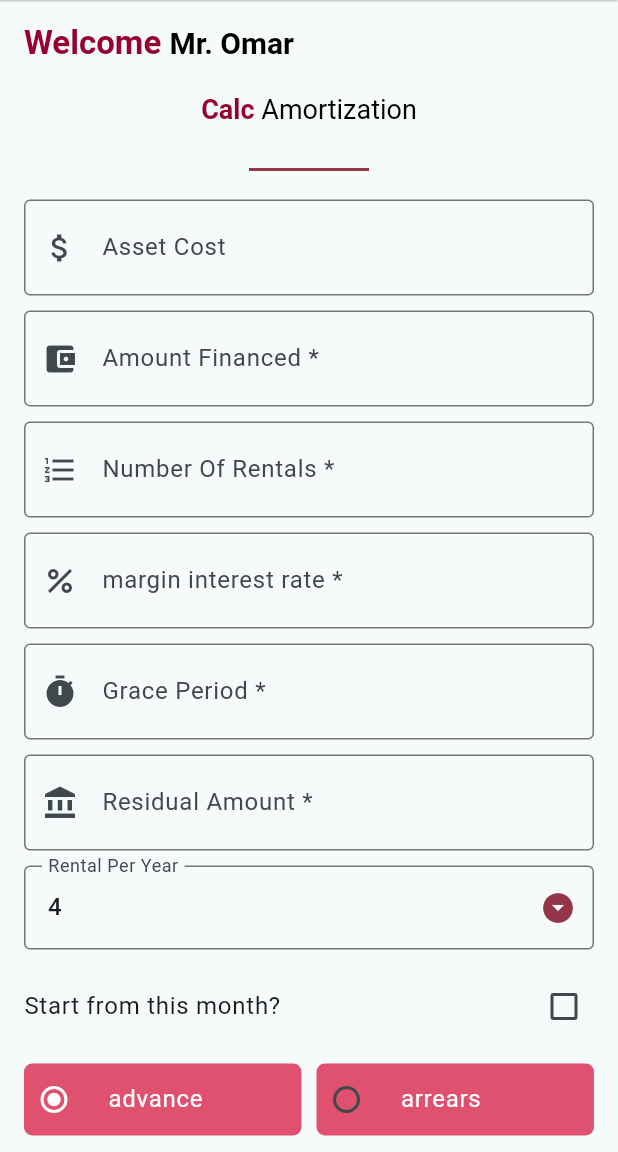
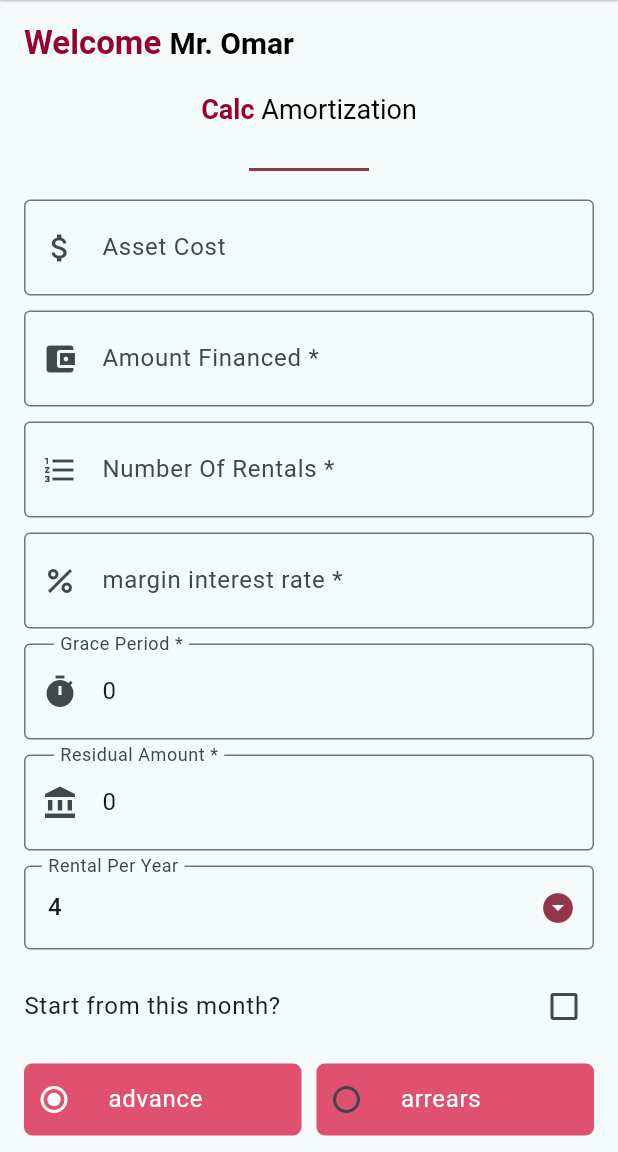
Before and after one commit to Amortization-Calculator/amortization-calculator-app, a Flutter app: the screen it shows after launch, on a phone screen of 412 x 824 dp, the part 84-1236 px from its top. Run offline on Flutter 3.47's test engine with Material 3 defaults, Android fonts, the phone set to English and light mode, and no system bars; our stand-ins replace connectivity_plus, get, internet_connection_checker, share_plus; missing offline and left inert: open_file_plus.

Commit message:
set defult values

```diff
--- a/lib/screens/home_screen.dart
+++ b/lib/screens/home_screen.dart
@@ -26,8 +26,8 @@ class _HomeScreenState extends State<HomeScreen> {
   final _assetCostController = TextEditingController();
   final _amountFinancedController = TextEditingController();
   final _numberOfRentalsController = TextEditingController();
-  final _gracePeriodController = TextEditingController();
-  final _residualAmountController = TextEditingController();
+  final _gracePeriodController = TextEditingController(text: '0');
+  final _residualAmountController = TextEditingController(text: '0');
 
   final _marginInterestRateFocusNode = FocusNode();
   final _assetCostFocusNode = FocusNode();
```
